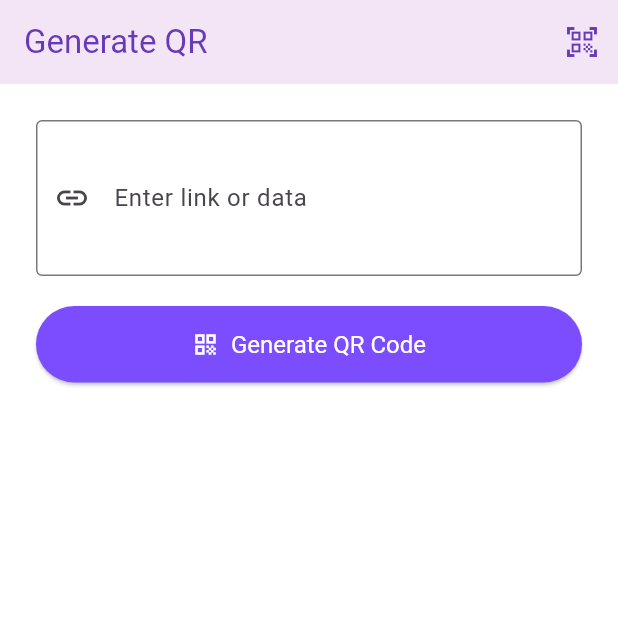
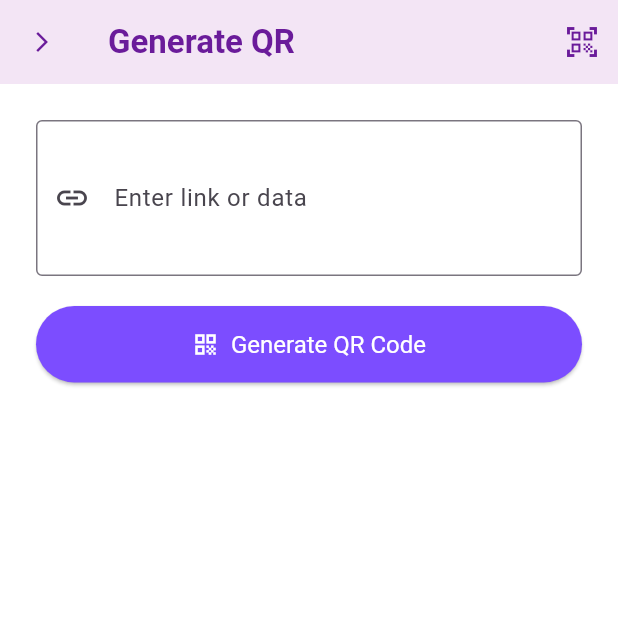
Before and after one commit to Samnoeun/Digital_Menu, a Flutter app: the QrScreen screen opened directly, on a phone screen of 412 x 824 dp, the top half of it. Run offline on Flutter 3.47's test engine with Material 3 defaults, Android fonts, the phone set to English and light mode, and no system bars; our stand-ins replace image_picker, qr_flutter, shared_preferences; accounts and stored records are empty; network calls fail.

Commit message:
feature:make back icon on setting DIG:63

```diff
--- a/mobile/lib/screens/QR/qr_screen.dart
+++ b/mobile/lib/screens/QR/qr_screen.dart
@@ -49,8 +49,29 @@ class _QrScreenState extends State<QrScreen> {
   Widget build(BuildContext context) {
     return Scaffold(
      appBar: AppBar(
-        title: const Text('Generate QR'),
-        automaticallyImplyLeading: false,
+  title: const Text(
+    'Generate QR',
+    style: TextStyle(
+      fontWeight: FontWeight.w600,
+      color: Color(0xFF6A1B9A), // Purple text color
+    ),
+  ),
+  backgroundColor: const Color(0xFFF3E5F5), // Light purple background
+  elevation: 0,
+  automaticallyImplyLeading: false, // Disable default back arrow
+  leading: IconButton(
+    icon: const Icon(
+      Icons.arrow_forward_ios,
+      size: 16,
+      color: Color(0xFF6A1B9A), // Purple color for icon
+    ),
+    onPressed: () {
+      Navigator.of(context).pop();
+    },
+  ),
+  iconTheme: const IconThemeData(
+    color: Color(0xFF6A1B9A),
+  ), // Purple icon theme for other icons
   actions: [
     IconButton(
       icon: const Icon(Icons.qr_code_scanner),
@@ -70,6 +91,8 @@ class _QrScreenState extends State<QrScreen> {
       ),
   ],
 ),
+
+
       body: SingleChildScrollView(
         padding: const EdgeInsets.all(24.0),
         child: Column(
@@ -133,7 +156,8 @@ class _QrScreenState extends State<QrScreen> {
                   foregroundColor: Colors.black,
                   errorCorrectionLevel: QrErrorCorrectLevel.M,
                   // Add logo in the center (optional)
-                  embeddedImage: null, // You can add AssetImage('assets/logo.png') here
+                  embeddedImage:
+                      null, // You can add AssetImage('assets/logo.png') here
                   embeddedImageStyle: const QrEmbeddedImageStyle(
                     size: Size(40, 40),
                   ),
--- a/mobile/lib/services/api_services.dart
+++ b/mobile/lib/services/api_services.dart
@@ -9,7 +9,7 @@ import '../models/restaurant_model.dart';
 import 'package:shared_preferences/shared_preferences.dart';
 
 class ApiService {
-  static const String baseUrl = 'http://192.168.146.1:8000/api'; // Update with your preferred base URL
+  static const String baseUrl = 'http://192.168.108.174:8000/api'; // Update with your preferred base URL
 
   static String? _token;
 
```
Also changed, not shown: mobile/lib/screens/Preview/menu_preview_screen.dart (+25 -5 lines), mobile/lib/screens/Setting/settings_screen.dart (+18 -9 lines). Lines whose indentation alone changed are shown as unchanged.
